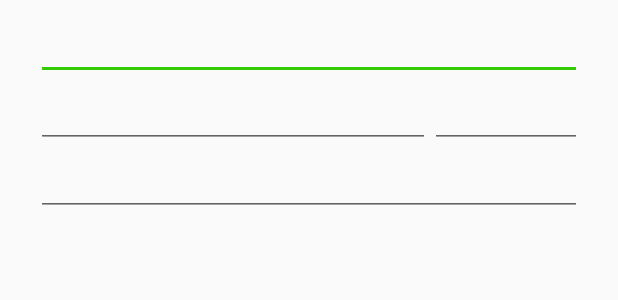
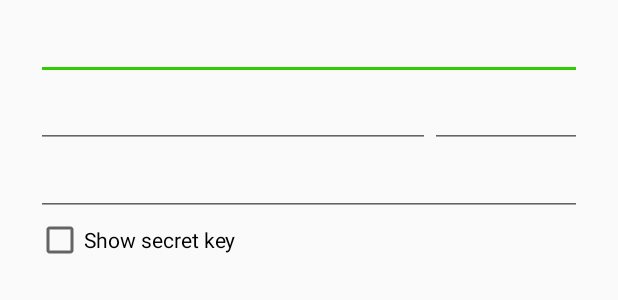
Before and after one commit to koro666/lockmypc, an Android app: the layout dialog_edit.xml on its own in the app's theme, with its tools: preview values and no code run, on a phone screen of 412 x 824 dp. Shown: the top 300 px of the screen. Run offline under Robolectric (Android 15) with nearby library versions, the phone set to English and light mode, and no system bars.

Commit message:
Add checkbox to show secret.

```diff
--- a/client/android/src/main/res/layout/dialog_edit.xml
+++ b/client/android/src/main/res/layout/dialog_edit.xml
@@ -40,4 +40,10 @@
 		android:layout_width="match_parent"
 		android:layout_height="wrap_content"
 		android:inputType="textPassword"/>
+
+	<CheckBox
+		android:id="@+id/host_secret_show"
+		android:layout_width="match_parent"
+		android:layout_height="wrap_content"
+		android:text="@string/host_dialog_secret_show"/>
 </LinearLayout>
--- a/client/android/src/main/res/values/strings.xml
+++ b/client/android/src/main/res/values/strings.xml
@@ -10,6 +10,7 @@
 	<string name="host_add_long">Add New Machine</string>
 	<string name="host_modify_long">Modify Machine</string>
 
+	<string name="host_dialog_secret_show">Show secret key</string>
 	<string name="host_dialog_add">Add</string>
 	<string name="host_dialog_save">Save</string>
 	<string name="host_dialog_cancel">Cancel</string>
```
Also changed, not shown: client/android/src/main/java/net/kzxiv/lockmypc/client/MainActivity.java (+14 -1 lines).
